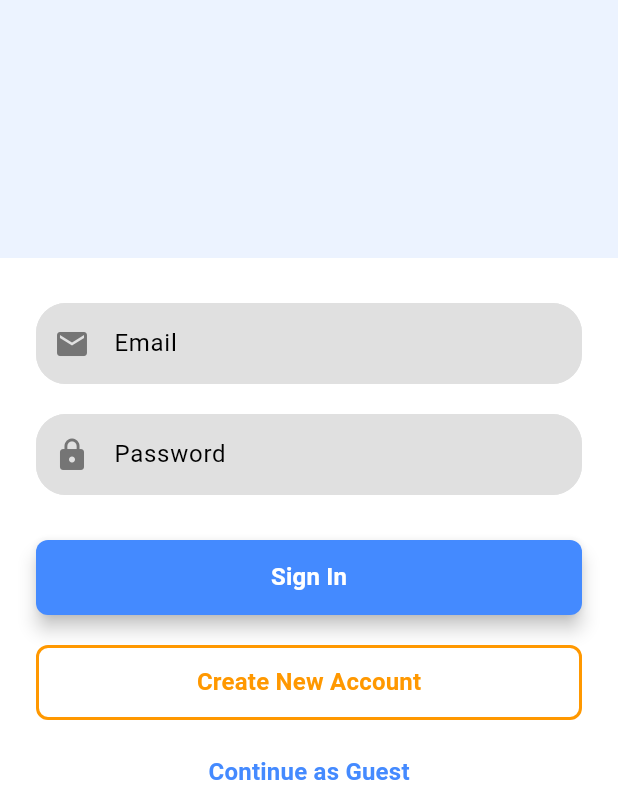
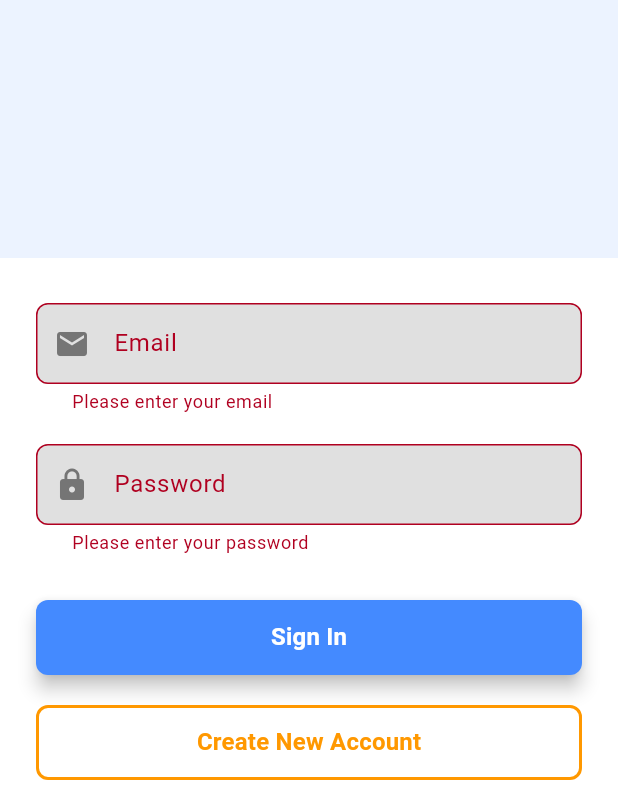
Before and after one commit to PavithraRanjana/mobile_assingment, a Flutter app: the screen it shows after launch, scrolled down 44 dp, after a tap on "Sign In", on a phone screen of 412 x 824 dp, the part 426-1236 px from its top. Run offline on Flutter 3.47's test engine with Material 3 defaults, Android fonts, the phone set to English and light mode, and no system bars.

Commit message:
updated auth_provider with login method and updated the sign_in_screen

```diff
--- a/lib/sign_in_screen.dart
+++ b/lib/sign_in_screen.dart
@@ -1,28 +1,64 @@
+// lib/sign_in_screen.dart
+
 import 'package:flutter/material.dart';
-import 'package:mobile_assingment/sign_up_screen.dart';
-import 'home_page.dart'; // Import HomePage
+import 'package:provider/provider.dart';
+import 'sign_up_screen.dart';
+import 'home_page.dart';
+import 'providers/auth_provider.dart';
 
+class SignInScreen extends StatefulWidget {
+  @override
+  _SignInScreenState createState() => _SignInScreenState();
+}
 
-class SignInScreen extends StatelessWidget {
+class _SignInScreenState extends State<SignInScreen> {
+  final _formKey = GlobalKey<FormState>();
+  final _emailController = TextEditingController();
+  final _passwordController = TextEditingController();
   final String companyName = 'Tech Wizard';
   final String companyLogo = 'assets/images/wizard_1.png';
 
   @override
+  void dispose() {
+    _emailController.dispose();
+    _passwordController.dispose();
+    super.dispose();
+  }
+
+  Future<void> _login() async {
+    if (!_formKey.currentState!.validate()) return;
+
+    final authProvider = Provider.of<AuthProvider>(context, listen: false);
+
+    final success = await authProvider.login(
+      email: _emailController.text.trim(),
+      password: _passwordController.text,
+    );
+
+    if (success && mounted) {
+      Navigator.pushReplacement(
+        context,
+        MaterialPageRoute(builder: (context) => HomePage()),
+      );
+    }
+  }
+
+  @override
   Widget build(BuildContext context) {
     return Scaffold(
-      // Using SingleChildScrollView
       body: SingleChildScrollView(
+        child: Form(
+          key: _formKey,
           child: Column(
             children: [
               // Company Logo & Name Section
               Container(
                 height: 500,
                 width: double.infinity,
-              color: Theme.of(context).colorScheme.primary.withOpacity(0.1), // Blue accent background
+                color: Theme.of(context).colorScheme.primary.withOpacity(0.1),
                 child: Column(
                   mainAxisAlignment: MainAxisAlignment.center,
                   children: [
-                  // Company Logo
                     Image.asset(
                       companyLogo,
                       height: 100,
@@ -37,7 +73,6 @@ class SignInScreen extends StatelessWidget {
                       },
                     ),
                     SizedBox(height: 20),
-                  // Company Name
                     Text(
                       companyName,
                       style: Theme.of(context).textTheme.headlineMedium?.copyWith(
@@ -49,13 +84,30 @@ class SignInScreen extends StatelessWidget {
                 ),
               ),
               SizedBox(height: 30),
-            // Authentication Form
+              // Login Form
               Padding(
                 padding: const EdgeInsets.symmetric(horizontal: 24.0),
                 child: Column(
                   children: [
+                    // Error Message
+                    Consumer<AuthProvider>(
+                      builder: (context, auth, _) => auth.errorMessage != null
+                          ? Padding(
+                        padding: const EdgeInsets.only(bottom: 16.0),
+                        child: Text(
+                          auth.errorMessage!,
+                          style: TextStyle(
+                            color: Theme.of(context).colorScheme.error,
+                            fontSize: 14,
+                          ),
+                          textAlign: TextAlign.center,
+                        ),
+                      )
+                          : SizedBox.shrink(),
+                    ),
                     // Email Field
                     TextFormField(
+                      controller: _emailController,
                       decoration: InputDecoration(
                         labelText: 'Email',
                         prefixIcon: Icon(Icons.email),
@@ -64,10 +116,20 @@ class SignInScreen extends StatelessWidget {
                         ),
                       ),
                       keyboardType: TextInputType.emailAddress,
+                      validator: (value) {
+                        if (value == null || value.trim().isEmpty) {
+                          return 'Please enter your email';
+                        }
+                        if (!RegExp(r'^[\w-\.]+@([\w-]+\.)+[\w-]{2,4}$').hasMatch(value)) {
+                          return 'Please enter a valid email address';
+                        }
+                        return null;
+                      },
                     ),
                     SizedBox(height: 20),
                     // Password Field
                     TextFormField(
+                      controller: _passwordController,
                       decoration: InputDecoration(
                         labelText: 'Password',
                         prefixIcon: Icon(Icons.lock),
@@ -76,27 +138,51 @@ class SignInScreen extends StatelessWidget {
                         ),
                       ),
                       obscureText: true,
+                      validator: (value) {
+                        if (value == null || value.isEmpty) {
+                          return 'Please enter your password';
+                        }
+                        return null;
+                      },
                     ),
                     SizedBox(height: 30),
                     // Sign In Button
-                  SizedBox(
+                    Consumer<AuthProvider>(
+                      builder: (context, auth, _) => SizedBox(
                         width: double.infinity,
                         height: 50,
                         child: ElevatedButton(
-                      onPressed: () {
-                        // Sign In logic (Functionality not implemented)
-                      },
+                          onPressed: auth.status == AuthStatus.authenticating
+                              ? null
+                              : _login,
                           style: ElevatedButton.styleFrom(
                             shape: RoundedRectangleBorder(
                               borderRadius: BorderRadius.circular(8.0),
                             ),
                             elevation: 5,
                           ),
-                      child: Text(
+                          child: auth.status == AuthStatus.authenticating
+                              ? SizedBox(
+                            height: 20,
+                            width: 20,
+                            child: CircularProgressIndicator(
+                              strokeWidth: 2,
+                              valueColor: AlwaysStoppedAnimation<Color>(
+                                Theme.of(context).colorScheme.onPrimary,
+                              ),
+                            ),
+                          )
+                              : Text(
                             'Sign In',
-                        style: Theme.of(context).textTheme.titleMedium?.copyWith(
-                          color: Theme.of(context).colorScheme.onPrimary,
+                            style: Theme.of(context)
+                                .textTheme
+                                .titleMedium
+                                ?.copyWith(
+                              color: Theme.of(context)
+                                  .colorScheme
+                                  .onPrimary,
                               fontWeight: FontWeight.bold,
+                            ),
                           ),
                         ),
                       ),
@@ -108,7 +194,6 @@ class SignInScreen extends StatelessWidget {
                       height: 50,
                       child: OutlinedButton(
                         onPressed: () {
-                        // Navigate to sign_up Screen
                           Navigator.push(
                             context,
                             MaterialPageRoute(builder: (context) => SignUpScreen()),
@@ -139,7 +224,6 @@ class SignInScreen extends StatelessWidget {
                       height: 50,
                       child: TextButton(
                         onPressed: () {
-                        // Navigate to HomePage
                           Navigator.pushReplacement(
                             context,
                             MaterialPageRoute(builder: (context) => HomePage()),
@@ -165,6 +249,7 @@ class SignInScreen extends StatelessWidget {
             ],
           ),
         ),
+      ),
     );
   }
 }
```
Also changed, not shown: lib/providers/auth_provider.dart (+41 -0 lines), pubspec.lock. Lines whose indentation alone changed are shown as unchanged.
